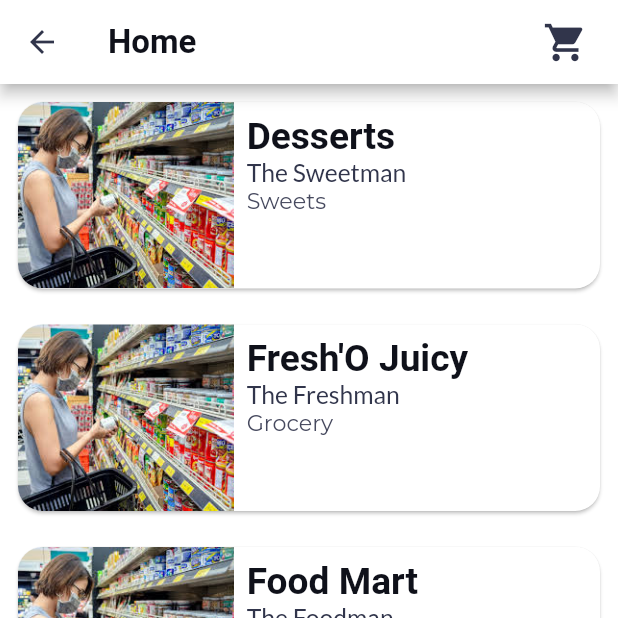
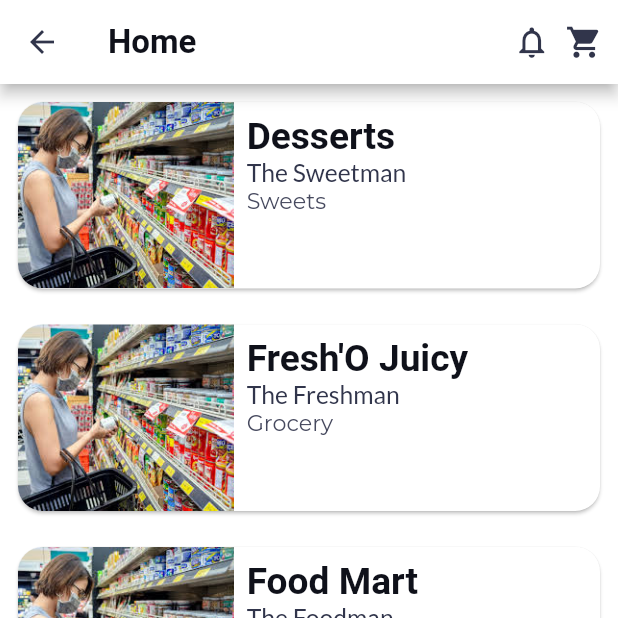
Before and after one commit to rajnis09/everly, a Flutter app: the CustomBottomNavigationBar screen opened by its route, on a phone screen of 412 x 824 dp, the top half of it. Run offline on Flutter 3.47's test engine with Material 2 defaults, Android fonts, the phone set to English and light mode, and no system bars; drawn by our look-alikes of flutter_speed_dial; our stand-ins replace firebase_auth, firebase_messaging, flutter_swiper, google_fonts; missing offline and left inert: qrscan; accounts and stored records are empty.

```diff
--- a/lib/main.dart
+++ b/lib/main.dart
@@ -13,6 +13,7 @@ import './views/intro_page.dart';
 import './views/bottom_navigation_bar.dart';
 import './views/authentication/verify_email_page.dart';
 import './views/my_cart.dart';
+import './views/notification_page.dart';
 
 void main() {
   runApp(MyApp());
@@ -66,6 +67,7 @@ class MyApp extends StatelessWidget {
         '/verifyEmailPage': (context) => VerifyEmailPage(),
         '/addShopPage': (context) => AddShopPage(),
         "/cartPage": (context) => CartPage(),
+        '/notificationPage': (context) => NotificationPage(),
       },
       onUnknownRoute: (settings) =>
           MaterialPageRoute(builder: (context) => ErrorPage()),
--- a/lib/views/bottom_navigation_bar.dart
+++ b/lib/views/bottom_navigation_bar.dart
@@ -5,6 +5,9 @@ import '../views/home_page.dart';
 import '../views/profile_page.dart';
 import '../views/orders_page.dart';
 import '../views/settings_page.dart';
+import '../model/notification_manager.dart';
+
+import 'package:firebase_messaging/firebase_messaging.dart';
 
 class CustomBottomNavigationBar extends StatefulWidget {
   @override
@@ -28,27 +31,64 @@ class _CustomBottomNavigationBarState extends State<CustomBottomNavigationBar> {
     // 'Add Shop'
   ];
 
+  final FirebaseMessaging _firebaseMessaging = FirebaseMessaging();
+
+  @override
+  void initState() {
+    super.initState();
+    getMessage();
+  }
+
+  void getMessage() {
+    _firebaseMessaging.configure(
+        onMessage: (Map<String, dynamic> message) async {
+      notify.addMessage(message['data']['title']);
+    }, onResume: (Map<String, dynamic> message) async {
+      if (message != null) {
+        notify.addMessage(message['data']['title']);
+        Navigator.of(context).pushNamed(
+          '/notificationPage',
+        );
+      }
+    }, onLaunch: (Map<String, dynamic> message) async {
+      notify.addMessage(message['data']['title']);
+    });
+  }
+
   var _selectedPageIndex = 0;
 
   @override
   Widget build(BuildContext context) {
     return Scaffold(
-      appBar: _selectedPageIndex!=1? AppBar(
+      appBar: _selectedPageIndex != 1
+          ? AppBar(
               title: Text(_titles[_selectedPageIndex]),
               actions: <Widget>[
                 Padding(
-              padding: EdgeInsets.only(right: 20.0),
+                    padding: EdgeInsets.only(right: 10.0),
+                    child: GestureDetector(
+                      onTap: () {
+                        Navigator.pushNamed(context, '/notificationPage');
+                      },
+                      child: Icon(
+                        Icons.notifications_none,
+                        size: 25,
+                      ),
+                    )),
+                Padding(
+                    padding: EdgeInsets.only(right: 10.0),
                     child: GestureDetector(
                       onTap: () {
                         Navigator.pushNamed(context, '/cartPage');
                       },
                       child: Icon(
                         Icons.shopping_cart,
-                  size: 30,
+                        size: 25,
                       ),
                     )),
               ],
-      ):null,
+            )
+          : null,
       body: _pages[_selectedPageIndex],
       bottomNavigationBar: _FABBottomAppBar(
         selectedColor:
--- a/lib/views/home_page.dart
+++ b/lib/views/home_page.dart
@@ -1,9 +1,9 @@
 import 'package:flutter/material.dart';
+
+import '../utils/theme/theme_data.dart';
 
 import 'package:flutter_speed_dial/flutter_speed_dial.dart';
 import 'package:qrscan/qrscan.dart' as scanner;
-
-import '../utils/theme/theme_data.dart';
 
 class HomePage extends StatefulWidget {
   @override
```
Also changed, not shown: lib/model/notification_manager.dart (added, +18 -0 lines), lib/views/notification_page.dart (added, +63 -0 lines), lib/views/settings_page.dart (+2 -32 lines). Lines whose indentation alone changed are shown as unchanged.
